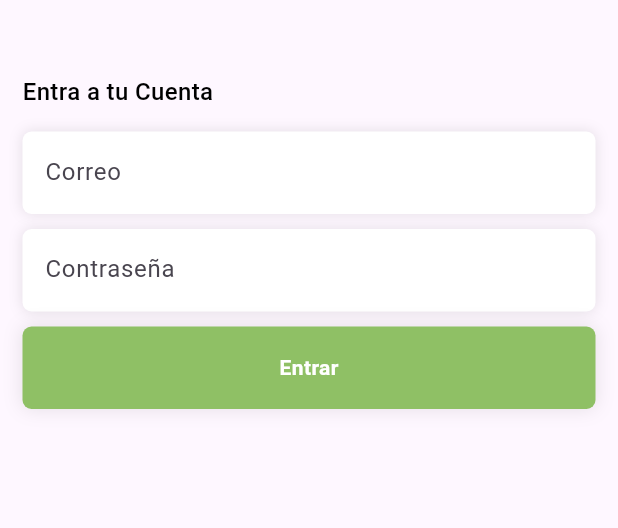
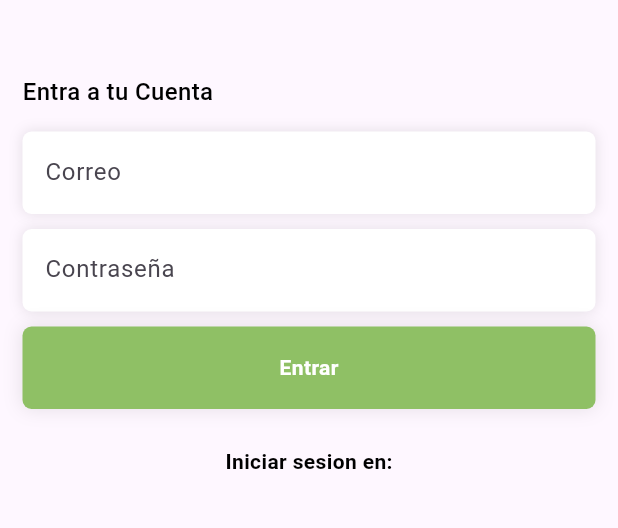
Before and after one commit to monikabj/livereciclyin, a Flutter app: the screen it shows after launch, on a phone screen of 412 x 824 dp, the part 128-656 px from its top. Run offline on Flutter 3.47's test engine with Material 3 defaults, Android fonts, the phone set to English and light mode, and no system bars; our stand-ins replace get, hexcolor.

Commit message:
Cambios3

```diff
--- a/lib/pages/login_view.dart
+++ b/lib/pages/login_view.dart
@@ -1,6 +1,7 @@
 import 'package:flutter/material.dart';
 import 'package:live_reciclying/utils/global_colors.dart';
 import 'package:live_reciclying/widgets/button_global.dart';
+import 'package:live_reciclying/widgets/social_login.dart';
 import 'package:live_reciclying/widgets/text_form_global.dart';
 
 class Login extends StatelessWidget {
@@ -56,6 +57,8 @@
                   ),
                   const SizedBox(height: 10),
                   const Button(),
+                  const SizedBox(height: 25),
+                  SocialMedia(),
                   ],
                 ),
             ),
--- a/lib/widgets/social_login.dart
+++ b/lib/widgets/social_login.dart
@@ -8,11 +8,14 @@
   Widget build(BuildContext context) {
     return Column(
       children: [
-        Text(
-          '',
-          style: TextStyle(
-            color: GlobalColors.TextColor,
-            fontWeight: FontWeight.w600
+        Container(
+          alignment: Alignment.center,
+          child: Text(
+            'Iniciar sesion en:',
+            style: TextStyle(
+              color: GlobalColors.TextColor,
+              fontWeight: FontWeight.w600
+            ),
           ),
         )
       ],
```
